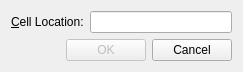
Qt form src/qt5/go-to-cell-dialog.ui (JaySinco/LLVMTest) before a commit.
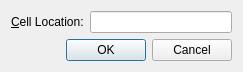
The same form after that commit.

Commit message: qt5: add go-to-cell-dialog

What changed in the file:
```diff
--- a/src/qt5/go-to-cell-dialog.ui
+++ b/src/qt5/go-to-cell-dialog.ui
@@ -7,7 +7,7 @@
     <x>0</x>
     <y>0</y>
     <width>243</width>
-    <height>71</height>
+    <height>69</height>
    </rect>
   </property>
   <property name="windowTitle">
@@ -32,41 +32,11 @@
     </layout>
    </item>
    <item>
-    <layout class="QHBoxLayout" name="horizontalLayout_2">
-     <item>
-      <spacer name="horizontalSpacer">
-       <property name="orientation">
-        <enum>Qt::Horizontal</enum>
-       </property>
-       <property name="sizeHint" stdset="0">
-        <size>
-         <width>40</width>
-         <height>20</height>
-        </size>
-       </property>
-      </spacer>
-     </item>
-     <item>
-      <widget class="QPushButton" name="okButton">
-       <property name="enabled">
-        <bool>false</bool>
-       </property>
-       <property name="text">
-        <string>OK</string>
-       </property>
-       <property name="default">
-        <bool>true</bool>
-       </property>
-      </widget>
-     </item>
-     <item>
-      <widget class="QPushButton" name="cancelButton">
-       <property name="text">
-        <string>Cancel</string>
-       </property>
-      </widget>
-     </item>
-    </layout>
+    <widget class="QDialogButtonBox" name="buttonBox">
+     <property name="standardButtons">
+      <set>QDialogButtonBox::Cancel|QDialogButtonBox::Ok</set>
+     </property>
+    </widget>
    </item>
   </layout>
  </widget>
```
Left out of the diff: 2 changed lines with no effect on the pictures. The commit also changes 2 other files.
